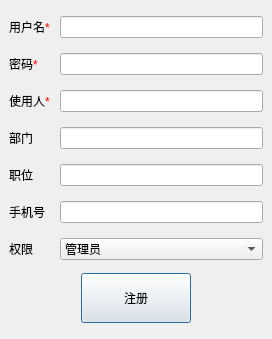
Old version of the form digitalIntegration/RegisterDialog.ui in the repository jiaqingguo/DI.
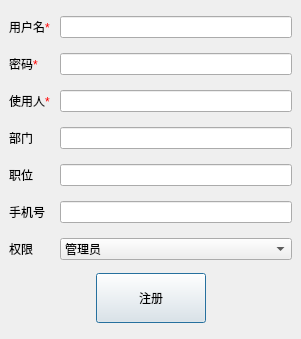
New version of the form.

Diff of the .ui file:
```diff
--- a/digitalIntegration/RegisterDialog.ui
+++ b/digitalIntegration/RegisterDialog.ui
@@ -9,7 +9,7 @@
    <rect>
     <x>0</x>
     <y>0</y>
-    <width>272</width>
+    <width>301</width>
     <height>339</height>
    </rect>
   </property>
```
